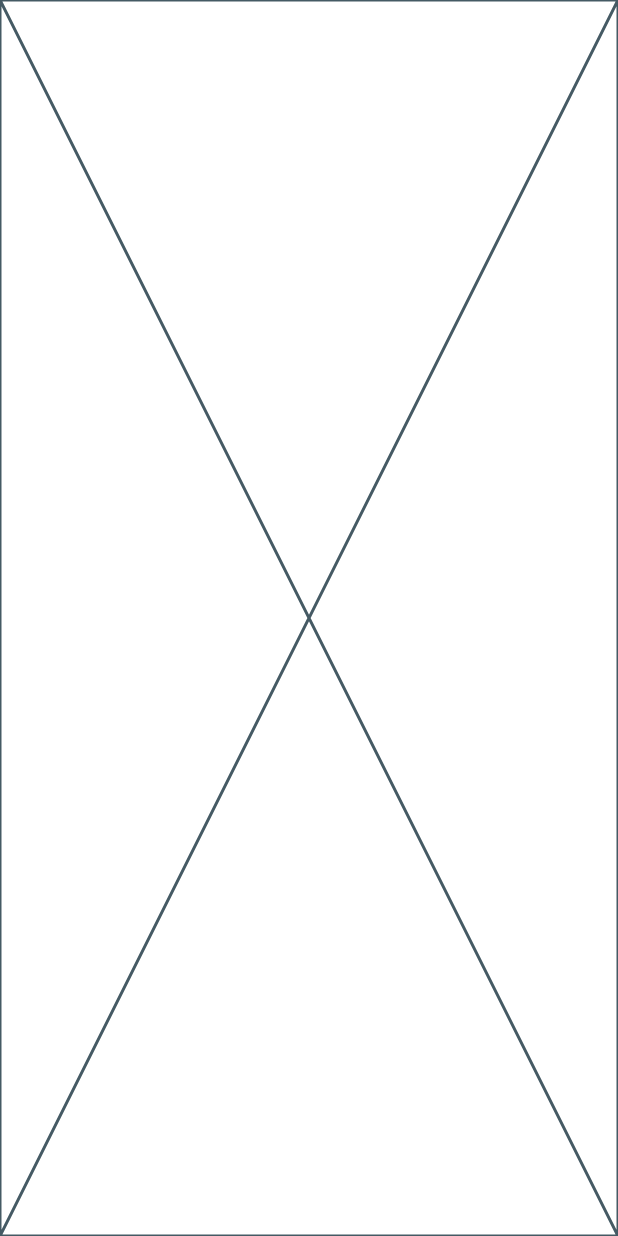
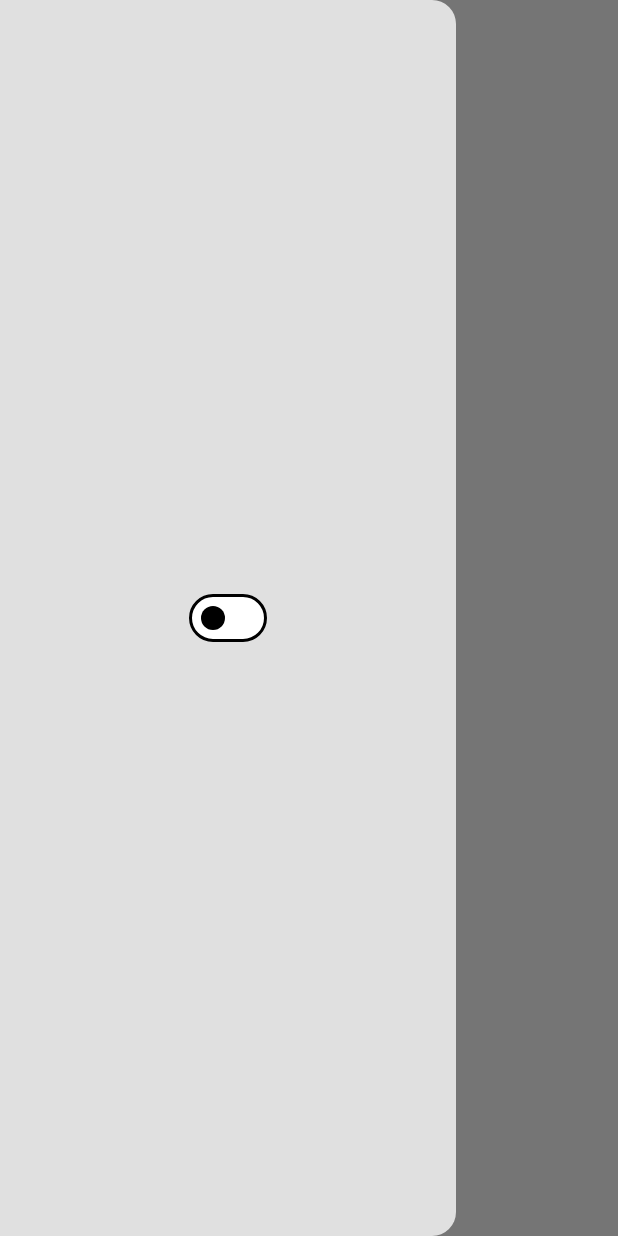
Before and after one commit to alohadancemeow/habit_tracking_demo, a Flutter app: the screen it shows after launch, with the side drawer open (before the commit the screen has no drawer), on a phone screen of 412 x 824 dp. Run offline on Flutter 3.47's test engine with Material 3 defaults, Android fonts, the light colour scheme and no system bars.

Commit message:
✅ set theme

```diff
--- a/lib/main.dart
+++ b/lib/main.dart
@@ -1,6 +1,5 @@
 import 'package:flutter/material.dart';
 import 'package:habit_tracking_demo/pages/home.dart';
-import 'package:habit_tracking_demo/theme/light_mode.dart';
 import 'package:habit_tracking_demo/theme/theme_provider.dart';
 import 'package:provider/provider.dart';
 
@@ -20,8 +19,9 @@ class MyApp extends StatelessWidget {
   Widget build(BuildContext context) {
     return MaterialApp(
       title: 'Habit Tracking Demo',
+      debugShowCheckedModeBanner: false,
       home: const HomePage(),
-      theme: lightMode,
+      theme: Provider.of<ThemeProvider>(context).themeData,
     );
   }
 }
--- a/lib/pages/home.dart
+++ b/lib/pages/home.dart
@@ -1,10 +1,30 @@
 import 'package:flutter/material.dart';
+import 'package:habit_tracking_demo/theme/theme_provider.dart';
+import 'package:provider/provider.dart';
 
-class HomePage extends StatelessWidget {
+class HomePage extends StatefulWidget {
   const HomePage({super.key});
 
   @override
+  State<HomePage> createState() => _HomePageState();
+}
+
+class _HomePageState extends State<HomePage> {
+  @override
   Widget build(BuildContext context) {
-    return const Placeholder();
+    return Scaffold(
+      appBar: AppBar(),
+      drawer: Drawer(
+        backgroundColor: Theme.of(context).colorScheme.background,
+        child: Center(
+          child: Switch(
+            value: Provider.of<ThemeProvider>(context).isDarkMode,
+            onChanged: (value) =>
+                Provider.of<ThemeProvider>(context, listen: false)
+                    .toggleTheme(),
+          ),
+        ),
+      ),
+    );
   }
 }
```
